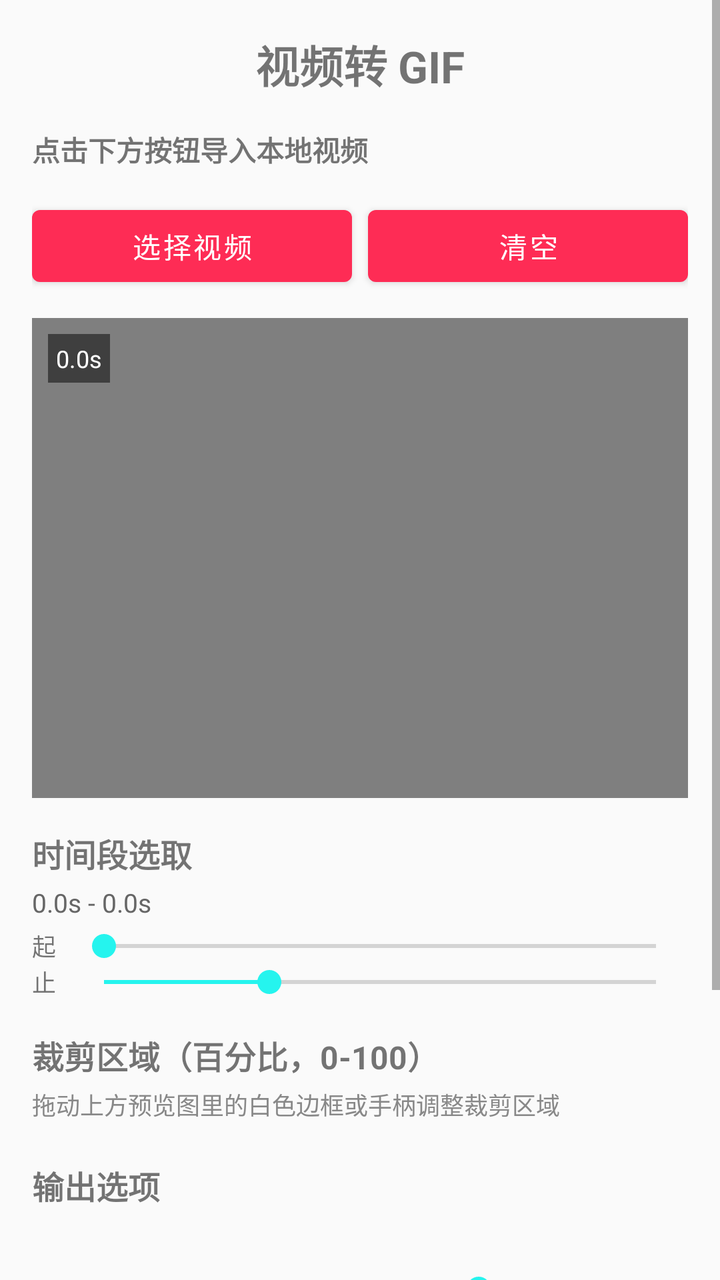
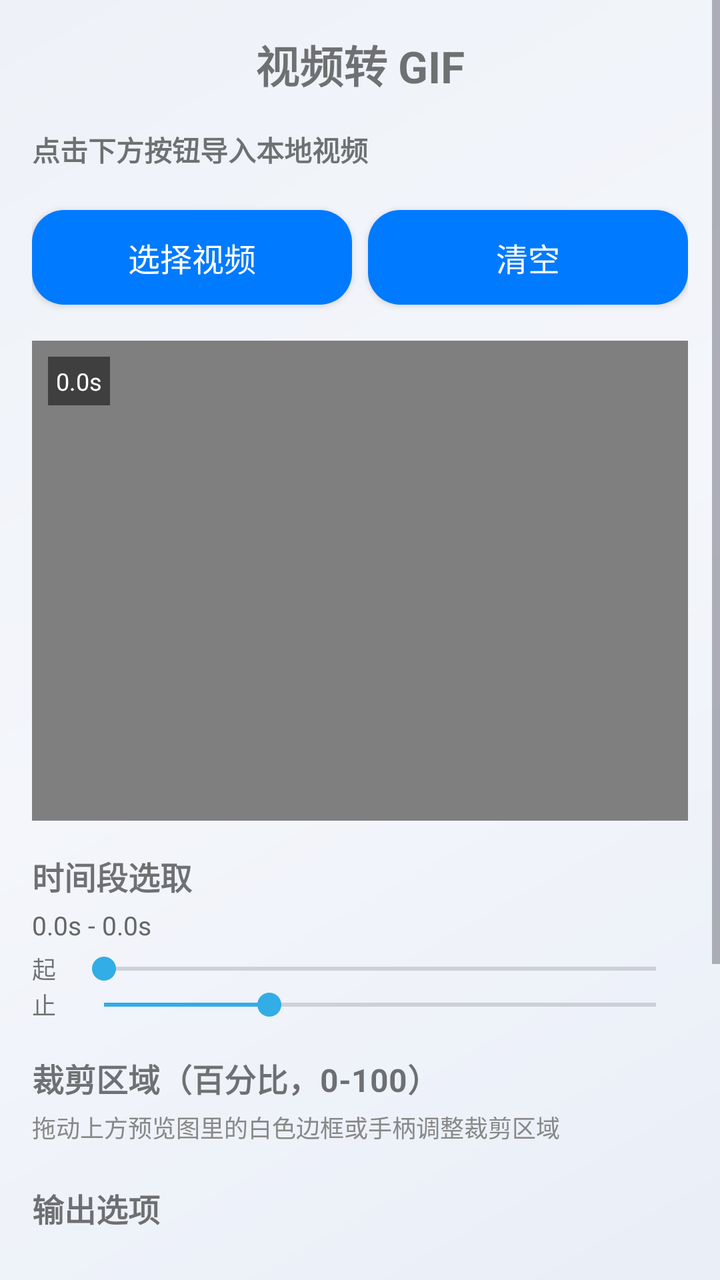

Screens rendered from an Android XML layout before and after an edit, with the pre-edit source and the edit as a unified diff.
<!-- AndroidManifest.xml: application theme Theme.VideoDownloader -->
<!-- res/layout/activity_video_to_gif.xml -->
<?xml version="1.0" encoding="utf-8"?>
<ScrollView xmlns:android="http://schemas.android.com/apk/res/android"
    xmlns:app="http://schemas.android.com/apk/res-auto"
    android:layout_width="match_parent"
    android:layout_height="match_parent"
    android:fillViewport="true">

    <LinearLayout
        android:layout_width="match_parent"
        android:layout_height="wrap_content"
        android:orientation="vertical"
        android:padding="16dp">

        <TextView
            android:layout_width="match_parent"
            android:layout_height="wrap_content"
            android:text="@string/tool_video_to_gif_title"
            android:textSize="22sp"
            android:textStyle="bold"
            android:gravity="center"
            android:paddingBottom="16dp" />

        
        <TextView
            android:id="@+id/tvVideoInfo"
            android:layout_width="match_parent"
            android:layout_height="wrap_content"
            android:text="@string/vgf_input_label"
            android:textStyle="bold"
            android:paddingBottom="6dp" />

        <LinearLayout
            android:layout_width="match_parent"
            android:layout_height="wrap_content"
            android:orientation="horizontal"
            android:layout_marginTop="8dp">

            <Button
                android:id="@+id/btnPick"
                android:layout_width="0dp"
                android:layout_weight="1"
                android:layout_height="wrap_content"
                android:text="@string/vgf_btn_pick" />

            <Button
                android:id="@+id/btnClear"
                android:layout_width="0dp"
                android:layout_weight="1"
                android:layout_height="wrap_content"
                android:text="@string/vgf_btn_clear"
                android:layout_marginStart="8dp" />
        </LinearLayout>

        
        <FrameLayout
            android:id="@+id/videoFrame"
            android:layout_width="match_parent"
            android:layout_height="240dp"
            android:layout_marginTop="12dp"
            android:background="#000000">

            <VideoView
                android:id="@+id/videoPreview"
                android:layout_width="match_parent"
                android:layout_height="match_parent"
                android:layout_gravity="center" />

            
            <ImageView
                android:id="@+id/ivPreciseFrame"
                android:layout_width="match_parent"
                android:layout_height="match_parent"
                android:layout_gravity="center"
                android:scaleType="fitCenter"
                android:visibility="gone" />

            <com.example.videodownloader.CropOverlayView
                android:id="@+id/cropOverlay"
                android:layout_width="match_parent"
                android:layout_height="match_parent"
                android:visibility="gone" />

            
            <TextView
                android:id="@+id/tvFrameTime"
                android:layout_width="wrap_content"
                android:layout_height="wrap_content"
                android:layout_gravity="top|start"
                android:layout_margin="8dp"
                android:background="#80000000"
                android:textColor="#FFFFFF"
                android:textSize="12sp"
                android:padding="4dp"
                android:text="0.0s" />
        </FrameLayout>

        
        <TextView
            android:layout_width="match_parent"
            android:layout_height="wrap_content"
            android:text="@string/vgf_section_time"
            android:textStyle="bold"
            android:textSize="16sp"
            android:layout_marginTop="16dp"
            android:paddingBottom="4dp" />

        <TextView
            android:id="@+id/tvTimeRange"
            android:layout_width="match_parent"
            android:layout_height="wrap_content"
            android:textColor="#666666"
            android:textSize="13sp"
            android:text="0.0s - 0.0s"
            android:paddingBottom="4dp" />

        
        <LinearLayout
            android:layout_width="match_parent"
            android:layout_height="wrap_content"
            android:orientation="horizontal"
            android:gravity="center_vertical">

            <TextView
                android:layout_width="wrap_content"
                android:layout_height="wrap_content"
                android:text="起"
                android:textSize="12sp"
                android:paddingEnd="8dp" />

            <SeekBar
                android:id="@+id/sbStart"
                android:layout_width="0dp"
                android:layout_weight="1"
                android:layout_height="wrap_content"
                android:max="1000"
                android:progress="0" />
        </LinearLayout>

        
        <LinearLayout
            android:layout_width="match_parent"
            android:layout_height="wrap_content"
            android:orientation="horizontal"
            android:gravity="center_vertical">

            <TextView
                android:layout_width="wrap_content"
                android:layout_height="wrap_content"
                android:text="止"
                android:textSize="12sp"
                android:paddingEnd="8dp" />

            <SeekBar
                android:id="@+id/sbEnd"
                android:layout_width="0dp"
                android:layout_weight="1"
                android:layout_height="wrap_content"
                android:max="1000"
                android:progress="300" />
        </LinearLayout>

        
        <TextView
            android:layout_width="match_parent"
            android:layout_height="wrap_content"
            android:text="@string/vgf_section_crop"
            android:textStyle="bold"
            android:textSize="16sp"
            android:layout_marginTop="16dp"
            android:paddingBottom="4dp" />

        <TextView
            android:layout_width="match_parent"
            android:layout_height="wrap_content"
            android:text="拖动上方预览图里的白色边框或手柄调整裁剪区域"
            android:textColor="#888888"
            android:textSize="12sp"
            android:paddingBottom="4dp" />

        
        <TextView
            android:layout_width="match_parent"
            android:layout_height="wrap_content"
            android:text="@string/vgf_section_options"
            android:textStyle="bold"
            android:textSize="16sp"
            android:layout_marginTop="16dp"
            android:paddingBottom="4dp" />

        <TextView
            android:id="@+id/tvFps"
            android:layout_width="match_parent"
            android:layout_height="wrap_content"
            android:paddingTop="8dp" />

        <SeekBar
            android:id="@+id/sbFps"
            android:layout_width="match_parent"
            android:layout_height="wrap_content"
            android:max="20"
            android:progress="14" />

        <TextView
            android:id="@+id/tvWidth"
            android:layout_width="match_parent"
            android:layout_height="wrap_content"
            android:paddingTop="8dp" />

        <SeekBar
            android:id="@+id/sbWidth"
            android:layout_width="match_parent"
            android:layout_height="wrap_content"
            android:max="720"
            android:progress="480" />

        <TextView
            android:id="@+id/tvQuality"
            android:layout_width="match_parent"
            android:layout_height="wrap_content"
            android:paddingTop="8dp" />

        <SeekBar
            android:id="@+id/sbQuality"
            android:layout_width="match_parent"
            android:layout_height="wrap_content"
            android:max="29"
            android:progress="9" />

        
        <Button
            android:id="@+id/btnGenerate"
            android:layout_width="match_parent"
            android:layout_height="wrap_content"
            android:layout_marginTop="20dp"
            android:text="@string/vgf_btn_generate"
            android:backgroundTint="#FE2C55"
            android:textColor="#FFFFFF" />

        <ProgressBar
            android:id="@+id/progressBar"
            style="?android:attr/progressBarStyleHorizontal"
            android:layout_width="match_parent"
            android:layout_height="wrap_content"
            android:layout_marginTop="8dp"
            android:max="100"
            android:progress="0"
            android:visibility="gone" />

        <TextView
            android:id="@+id/tvProgress"
            android:layout_width="match_parent"
            android:layout_height="wrap_content"
            android:gravity="center"
            android:textSize="13sp"
            android:visibility="gone"
            android:paddingTop="4dp" />

    </LinearLayout>
</ScrollView>
<!-- resources referenced by this layout -->
<resources>
  <string name="tool_video_to_gif_title">视频转 GIF</string>
  <string name="vgf_btn_clear">清空</string>
  <string name="vgf_btn_generate">生成 GIF</string>
  <string name="vgf_btn_pick">选择视频</string>
  <string name="vgf_input_label">点击下方按钮导入本地视频</string>
  <string name="vgf_section_crop">裁剪区域（百分比，0-100）</string>
  <string name="vgf_section_options">输出选项</string>
  <string name="vgf_section_time">时间段选取</string>
  <style name="Theme.VideoDownloader" parent="Theme.MaterialComponents.Light.NoActionBar">
          <item name="colorPrimary">#FE2C55</item>
          <item name="colorPrimaryVariant">#C81E40</item>
          <item name="colorOnPrimary">#FFFFFF</item>
          <item name="colorSecondary">#25F4EE</item>
          <item name="android:statusBarColor">#FE2C55</item>
          <item name="android:windowBackground">@color/bg_light</item>
      </style>
  <color name="bg_light">#FFFAFAFA</color>
</resources>

<!-- the commit's change to res/layout/activity_video_to_gif.xml (unified diff, before → after) -->
@@ -1,5 +1,6 @@
 <?xml version="1.0" encoding="utf-8"?>
-<ScrollView xmlns:android="http://schemas.android.com/apk/res/android"
+<ScrollView
+    android:fitsSystemWindows="true" xmlns:android="http://schemas.android.com/apk/res/android"
     xmlns:app="http://schemas.android.com/apk/res-auto"
     android:layout_width="match_parent"
     android:layout_height="match_parent"
<!-- resource entries referenced after the edit -->
@@ -9,13 +9,73 @@
   <string name="vgf_section_options">输出选项</string>
   <string name="vgf_section_time">时间段选取</string>
   <style name="Theme.VideoDownloader" parent="Theme.MaterialComponents.Light.NoActionBar">
-          <item name="colorPrimary">#FE2C55</item>
-          <item name="colorPrimaryVariant">#C81E40</item>
-          <item name="colorOnPrimary">#FFFFFF</item>
-          <item name="colorSecondary">#25F4EE</item>
-          <item name="android:statusBarColor">#FE2C55</item>
-          <item name="android:windowBackground">@color/bg_light</item>
+          <item name="colorPrimary">@color/ios_blue</item>
+          <item name="colorPrimaryVariant">@color/ios_indigo</item>
+          <item name="colorOnPrimary">@color/white</item>
+          <item name="colorSecondary">@color/ios_cyan</item>
+          <item name="colorOnSecondary">@color/white</item>
+          <item name="colorError">@color/ios_red</item>
+          <item name="android:statusBarColor">@android:color/transparent</item>
+          <item name="android:navigationBarColor">@android:color/transparent</item>
+          <item name="android:windowLightStatusBar">true</item>
+          <item name="android:windowBackground">@drawable/ios_bg_gradient</item>
+          <item name="android:textColorPrimary">@color/text_primary</item>
+          <item name="android:textColorSecondary">@color/text_secondary</item>
+          <item name="materialButtonStyle">@style/Widget.iOS.Button</item>
+          <item name="editTextStyle">@style/Widget.iOS.EditText</item>
+          <item name="android:windowDrawsSystemBarBackgrounds">true</item>
       </style>
-  <color name="bg_light">#FFFAFAFA</color>
+  <color name="ios_blue">#007AFF</color>
+  <color name="ios_indigo">#5856D6</color>
+  <color name="white">#FFFFFFFF</color>
+  <color name="ios_cyan">#32ADE6</color>
+  <color name="ios_red">#FF3B30</color>
+  <!-- drawable ios_bg_gradient (drawable) -->
+  <?xml version="1.0" encoding="utf-8"?>
+  <shape xmlns:android="http://schemas.android.com/apk/res/android"
+      android:shape="rectangle">
+      <gradient
+          android:angle="135"
+          android:startColor="@color/bg_gradient_top"
+          android:centerColor="@color/bg_gradient_center"
+          android:endColor="@color/bg_gradient_bottom"
+          android:type="linear" />
+  </shape>
+  <color name="text_primary">#FF1C1C1E</color>
+  <color name="text_secondary">#FF6C6C78</color>
+  <style name="Widget.iOS.Button" parent="Widget.MaterialComponents.Button">
+          <item name="cornerRadius">16dp</item>
+          <item name="android:textAllCaps">false</item>
+          <item name="android:textSize">16sp</item>
+          <item name="android:letterSpacing">0</item>
+          <item name="android:fontFamily">sans-serif-medium</item>
+          <item name="android:paddingTop">12dp</item>
+          <item name="android:paddingBottom">12dp</item>
+          <item name="elevation">0dp</item>
+          <item name="rippleColor">#33FFFFFF</item>
+      </style>
+  <style name="Widget.iOS.EditText" parent="Widget.AppCompat.EditText">
+          <item name="android:background">@drawable/ios_glass_field</item>
+          <item name="android:textColor">@color/text_primary</item>
+          <item name="android:textColorHint">@color/text_tertiary</item>
+          <item name="android:textSize">15sp</item>
+          <item name="android:padding">14dp</item>
+      </style>
+  <color name="bg_gradient_top">#FFE9EEF7</color>
+  <color name="bg_gradient_center">#FFF4F6FB</color>
+  <color name="bg_gradient_bottom">#FFEEF2F8</color>
+  <!-- drawable ios_glass_field (drawable) -->
+  <?xml version="1.0" encoding="utf-8"?>
+  <shape xmlns:android="http://schemas.android.com/apk/res/android"
+      android:shape="rectangle">
+      <solid android:color="@color/glass_fill_strong" />
+      <corners android:radius="16dp" />
+      <stroke
+          android:width="1dp"
+          android:color="@color/glass_stroke" />
+  </shape>
+  <color name="text_tertiary">#FF9A9AA4</color>
+  <color name="glass_fill_strong">#F2FFFFFF</color>
+  <color name="glass_stroke">#33FFFFFF</color>
 </resources>
 
